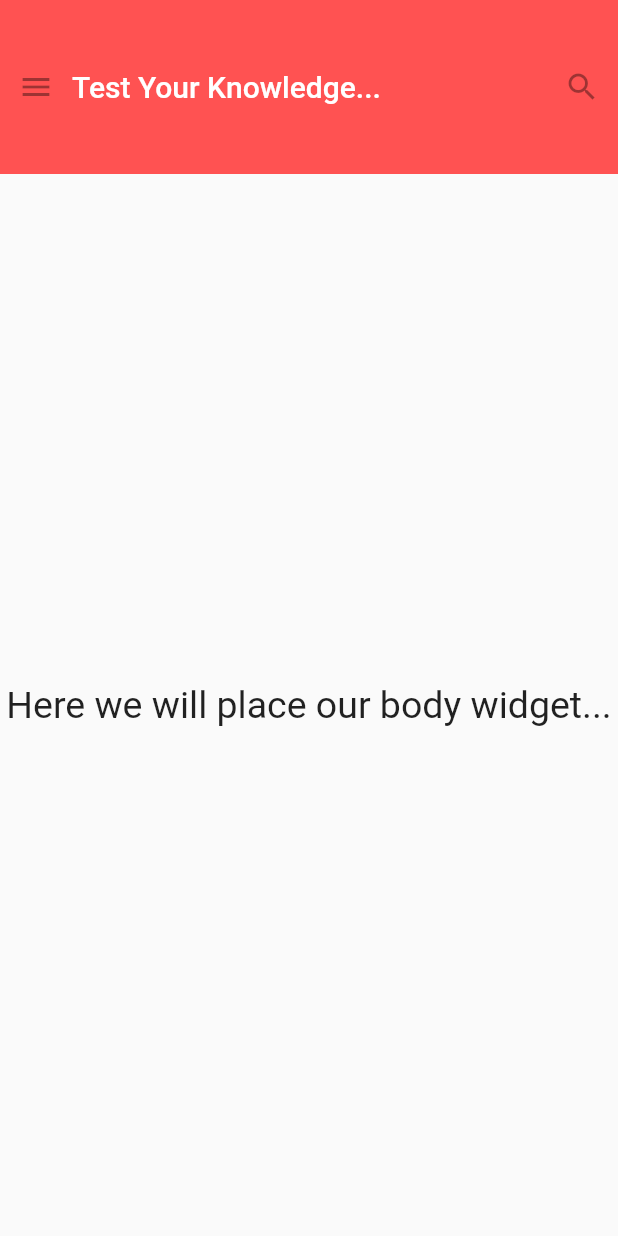
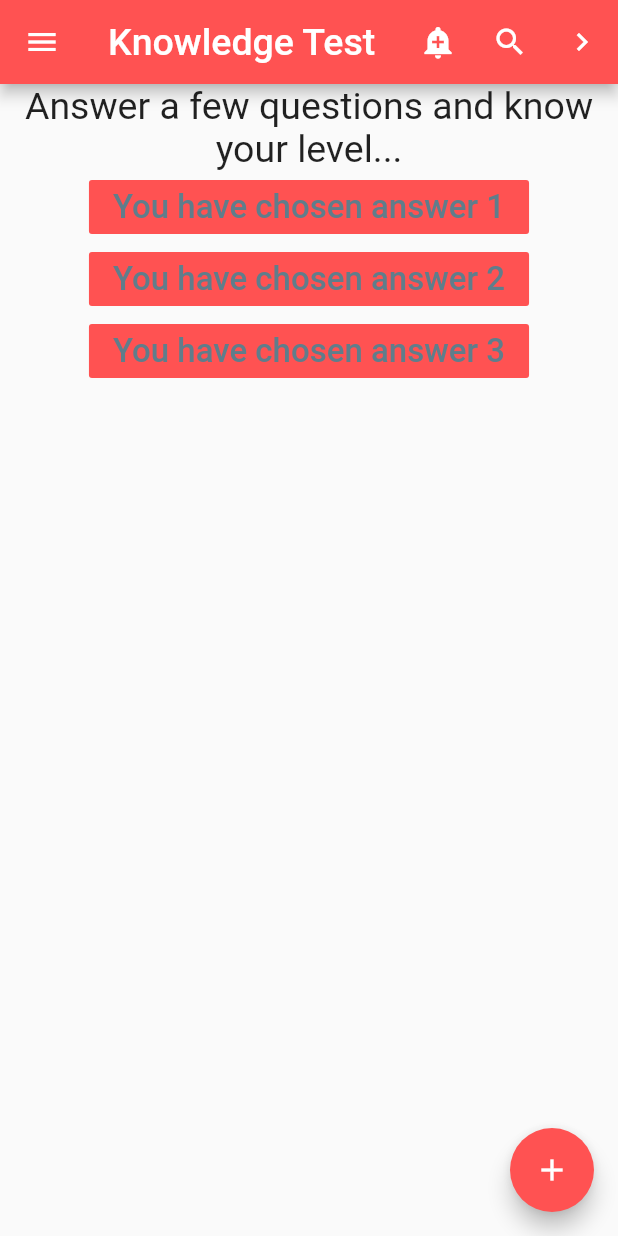
Before and after one commit to channthoeun/flutter-beginner-to-pro-my_first_flutter_app, a Flutter app: the screen it shows after launch, on a phone screen of 412 x 824 dp. Run offline on Flutter 3.47's test engine with Material 2 defaults, Android fonts, the phone set to English and light mode, and no system bars.

Commit message:
Added & used my_first_app and my_stateless_scaffold

```diff
--- a/lib/main.dart
+++ b/lib/main.dart
@@ -1,15 +1,4 @@
 import 'package:flutter/material.dart';
-import 'package:my_first_flutter_app/my_scaffold.dart';
+import 'package:my_first_flutter_app/my_first_app.dart';
 
-void main() {
-  runApp(MyFirstApp());
-}
-
-class MyFirstApp extends StatelessWidget {
-  Widget build(BuildContext context) {
-    return MaterialApp(
-      title: 'My app',
-      home: MyScaffold(),
-    );
-  }
-}
+void main(List<String> args) => runApp(MyFirstApp());
--- /dev/null
+++ b/lib/my_first_app.dart
@@ -0,0 +1,11 @@
+import 'package:flutter/material.dart';
+import 'package:my_first_flutter_app/my_stateless_scaffold.dart';
+
+class MyFirstApp extends StatelessWidget {
+  @override
+  Widget build(BuildContext context) {
+    return  MaterialApp(
+      home: MyStatelessScaffoldWidget(),
+    );
+  }
+}
--- /dev/null
+++ b/lib/my_stateless_scaffold.dart
@@ -0,0 +1,144 @@
+import 'package:flutter/material.dart';
+
+final GlobalKey<ScaffoldState> scaffoldKey = GlobalKey<ScaffoldState>();
+final SnackBar snackBarOne = const SnackBar(
+    content: Text(
+      'Alert has been press',
+      style: TextStyle(fontSize: 30),
+    )
+);
+final SnackBar snackBarTwo = const SnackBar(
+    content: Text(
+      'Search has been pressed',
+      style: TextStyle(fontSize: 30),
+    )
+);
+final SnackBar snackBarThree = const SnackBar(
+    content: Text(
+      'Navigation has been pressed!',
+      style: TextStyle(fontSize: 30),
+    )
+);
+
+void clickNextPage(BuildContext context) {
+  Navigator.push(
+    context,
+    MaterialPageRoute(
+      builder: (BuildContext context) {
+        return Scaffold(
+          appBar: AppBar(
+            title: const Text('Know Yourself...'),
+          ),
+          body: const Center(
+            child: Text(
+              'Dig deep into every layer of your mind to find yourself...',
+              style: TextStyle(fontSize: 24),
+              textAlign: TextAlign.center,
+            ),
+          ),
+        );
+      }
+    )
+  );
+}
+
+class MyStatelessScaffoldWidget extends StatelessWidget {
+  MyStatelessScaffoldWidget({Key? key}) : super(key: key);
+
+  @override
+  Widget build(BuildContext context) {
+    return Scaffold(
+      key: scaffoldKey,
+      appBar: AppBar(
+        actions: <Widget>[
+          IconButton(
+            icon: const Icon(Icons.add_alert),
+            tooltip: 'Show Snackbar',
+            onPressed: () {
+              scaffoldKey.currentState?.showSnackBar(snackBarOne);
+            },
+          ),
+          IconButton(
+            icon: const Icon(Icons.search),
+            tooltip: 'Search',
+            onPressed: () {
+              scaffoldKey.currentState?.showSnackBar(snackBarTwo);
+            },
+          ),
+          IconButton(
+            icon: const Icon(Icons.navigate_next),
+            tooltip: 'Next page',
+            onPressed: () {
+              clickNextPage(context);
+            },
+          ),
+        ],
+        leading: IconButton(
+          icon: const Icon(Icons.menu),
+          tooltip: 'Navigation menu',
+          onPressed: () {
+            scaffoldKey.currentState?.showSnackBar(snackBarThree);
+          },
+        ),
+        title: const Text(
+          'Knowledge Test',
+          style: TextStyle(
+            fontSize: 25.00,
+            fontStyle: FontStyle.normal,
+          ),
+        ),
+        backgroundColor: Colors.redAccent,
+      ),
+      body: Column(
+        children: const [
+          Text(
+            'Answer a few questions and know your level...',
+            textAlign: TextAlign.center,
+            style: TextStyle(
+              fontSize: 25,
+            ),
+          ),
+          RaisedButton(
+            disabledColor: Colors.redAccent,
+            onPressed: null,
+            child: Text(
+              'You have chosen answer 1',
+              style: TextStyle(
+                fontSize: 22,
+                color: Colors.blueGrey,
+              ),
+            ),
+          ),
+          RaisedButton(
+            disabledColor: Colors.redAccent,
+            onPressed: null,
+            child: Text(
+              'You have chosen answer 2',
+              style: TextStyle(
+                fontSize: 22,
+                color: Colors.blueGrey,
+              ),
+            ),
+          ),
+          RaisedButton(
+            disabledColor: Colors.redAccent,
+            onPressed: null,
+            child: Text(
+              'You have chosen answer 3',
+              style: TextStyle(
+                fontSize: 22,
+                color: Colors.blueGrey,
+              ),
+            ),
+          ),
+        ],
+      ),
+      floatingActionButton: const FloatingActionButton(
+        tooltip: 'Add',
+        backgroundColor: Colors.redAccent,
+        onPressed: null,
+        child: Icon(Icons.add),
+      ),
+    );
+  }
+}
```
